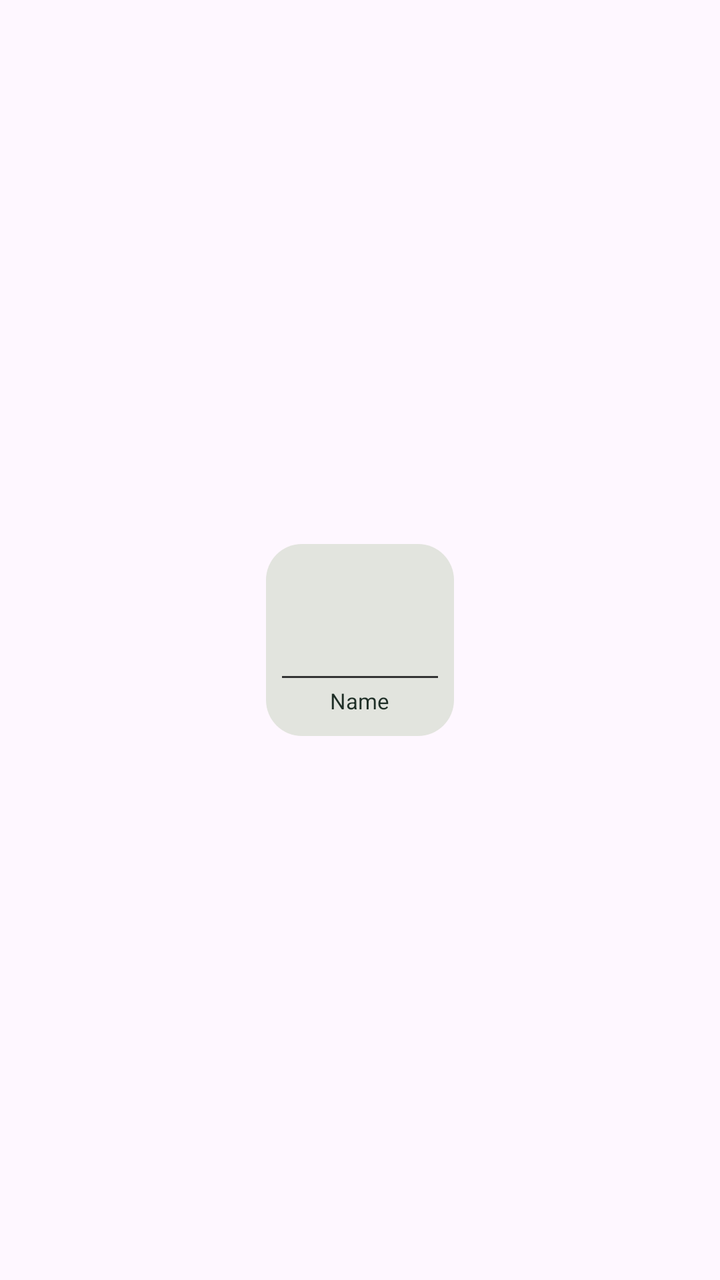
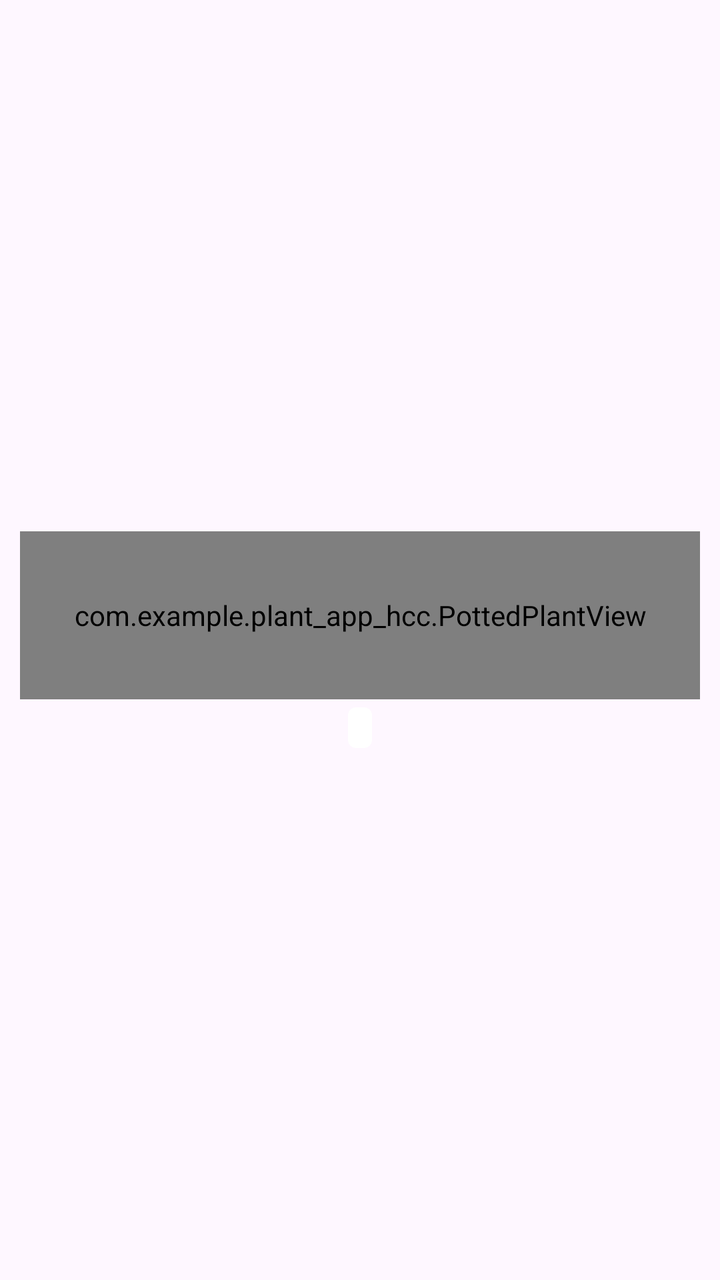

An Android layout rendered at two revisions. The XML below is the earlier revision; the diff shows what the commit changed to produce the second picture.
<!-- AndroidManifest.xml: application theme Theme.PLANT_App_HCC -->
<!-- res/layout/item_plant_grid.xml -->
<?xml version="1.0" encoding="utf-8"?>
<FrameLayout xmlns:android="http://schemas.android.com/apk/res/android"
    android:layout_width="match_parent"
    android:layout_height="wrap_content"
    android:padding="6dp">

    <LinearLayout
        android:id="@+id/card_plant"
        android:layout_width="94dp"
        android:layout_height="96dp"
        android:layout_gravity="center"
        android:background="@drawable/bg_plant_card"
        android:clickable="true"
        android:focusable="true"
        android:gravity="center"
        android:orientation="vertical"
        android:paddingStart="4dp"
        android:paddingTop="6dp"
        android:paddingEnd="4dp"
        android:paddingBottom="6dp">

        <FrameLayout
            android:layout_width="52dp"
            android:layout_height="52dp"
            android:layout_marginBottom="4dp">

            <ImageView
                android:id="@+id/img_plant"
                android:layout_width="match_parent"
                android:layout_height="match_parent"
                android:contentDescription="Plant image"
                android:scaleType="centerCrop" />

            <ImageView
                android:id="@+id/img_plant_pot"
                android:layout_width="25dp"
                android:layout_height="25dp"
                android:layout_gravity="bottom|end"
                android:background="@drawable/bg_plant_card"
                android:padding="2dp"
                android:visibility="gone" />
        </FrameLayout>

        <View
            android:layout_width="match_parent"
            android:layout_height="1dp"
            android:layout_marginStart="4dp"
            android:layout_marginEnd="4dp"
            android:layout_marginBottom="4dp"
            android:background="#333333" />

        <TextView
            android:id="@+id/text_plant_name"
            android:layout_width="wrap_content"
            android:layout_height="wrap_content"
            android:ellipsize="end"
            android:maxLines="1"
            android:text="Name"
            android:textColor="#1F2F27"
            android:textSize="11sp" />

    </LinearLayout>
</FrameLayout>
<!-- resources referenced by this layout -->
<resources>
  <!-- drawable bg_plant_card (drawable) -->
  <?xml version="1.0" encoding="utf-8"?>
  <shape xmlns:android="http://schemas.android.com/apk/res/android"
      android:shape="rectangle">
      <corners android:radius="18dp" />
      <solid android:color="#E2E4DE" />
  </shape>
  <style name="Theme.PLANT_App_HCC" parent="Base.Theme.PLANT_App_HCC" />
  <style name="Base.Theme.PLANT_App_HCC" parent="Theme.Material3.DayNight.NoActionBar">
          
          
      </style>
</resources>

<!-- the commit's change to res/layout/item_plant_grid.xml (unified diff, before → after) -->
@@ -6,12 +6,12 @@
 
     <LinearLayout
         android:id="@+id/card_plant"
-        android:layout_width="94dp"
-        android:layout_height="96dp"
+        android:layout_width="match_parent"
+        android:layout_height="wrap_content"
         android:layout_gravity="center"
-        android:background="@drawable/bg_plant_card"
         android:clickable="true"
         android:focusable="true"
+        android:foreground="?attr/selectableItemBackground"
         android:gravity="center"
         android:orientation="vertical"
         android:paddingStart="4dp"
@@ -19,45 +19,26 @@
         android:paddingEnd="4dp"
         android:paddingBottom="6dp">
 
-        <FrameLayout
-            android:layout_width="52dp"
-            android:layout_height="52dp"
-            android:layout_marginBottom="4dp">
-
-            <ImageView
-                android:id="@+id/img_plant"
-                android:layout_width="match_parent"
-                android:layout_height="match_parent"
-                android:contentDescription="Plant image"
-                android:scaleType="centerCrop" />
-
-            <ImageView
-                android:id="@+id/img_plant_pot"
-                android:layout_width="25dp"
-                android:layout_height="25dp"
-                android:layout_gravity="bottom|end"
-                android:background="@drawable/bg_plant_card"
-                android:padding="2dp"
-                android:visibility="gone" />
-        </FrameLayout>
-
-        <View
+        <com.example.plant_app_hcc.PottedPlantView
+            android:id="@+id/img_plant_pot"
             android:layout_width="match_parent"
-            android:layout_height="1dp"
-            android:layout_marginStart="4dp"
-            android:layout_marginEnd="4dp"
-            android:layout_marginBottom="4dp"
-            android:background="#333333" />
+            android:layout_height="84dp"
+            android:layout_marginBottom="4dp" />
 
         <TextView
             android:id="@+id/text_plant_name"
             android:layout_width="wrap_content"
             android:layout_height="wrap_content"
+            android:background="@drawable/bg_plant_name"
             android:ellipsize="end"
             android:maxLines="1"
-            android:text="Name"
+            android:paddingStart="6dp"
+            android:paddingTop="2dp"
+            android:paddingEnd="6dp"
+            android:paddingBottom="2dp"
             android:textColor="#1F2F27"
-            android:textSize="11sp" />
+            android:textSize="12sp"
+            android:textStyle="bold" />
 
     </LinearLayout>
 </FrameLayout>
<!-- resource entries referenced after the edit -->
@@ -1,13 +1,14 @@
 <!-- resources referenced by this layout -->
 <resources>
-  <!-- drawable bg_plant_card (drawable) -->
+  <!-- drawable bg_plant_name (drawable) -->
   <?xml version="1.0" encoding="utf-8"?>
   <shape xmlns:android="http://schemas.android.com/apk/res/android"
       android:shape="rectangle">
-      <corners android:radius="18dp" />
-      <solid android:color="#E2E4DE" />
+      <solid android:color="@color/white" />
+      <corners android:radius="4dp" />
   </shape>
   <style name="Theme.PLANT_App_HCC" parent="Base.Theme.PLANT_App_HCC" />
+  <color name="white">#FFFFFFFF</color>
   <style name="Base.Theme.PLANT_App_HCC" parent="Theme.Material3.DayNight.NoActionBar">
           
           
